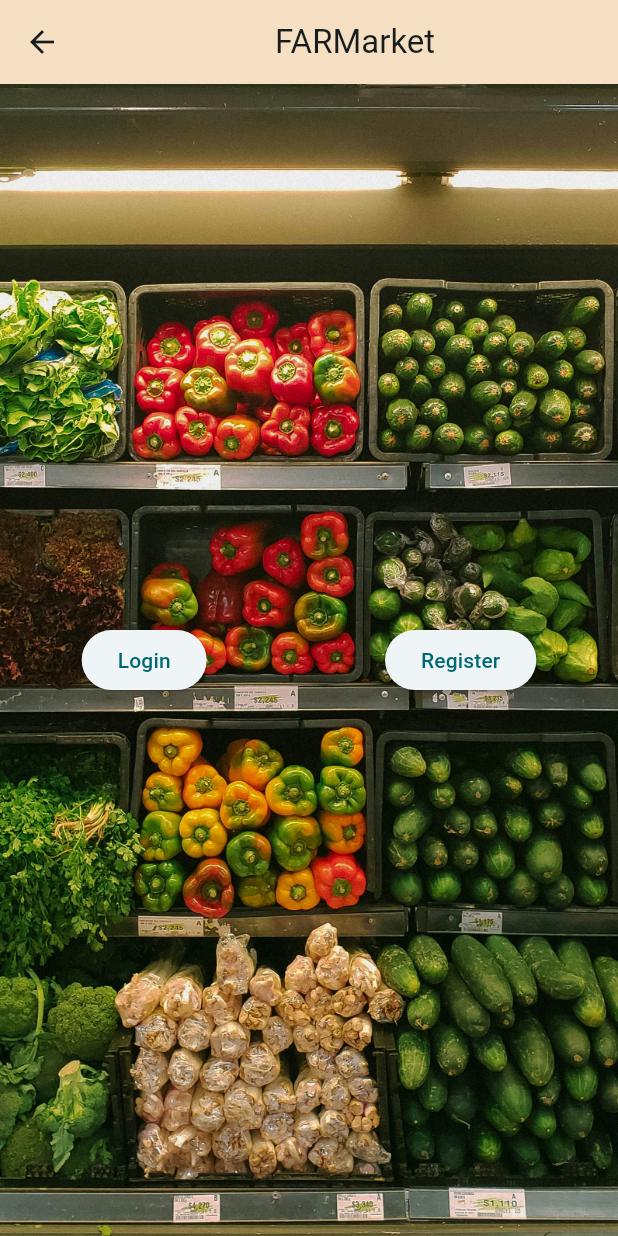
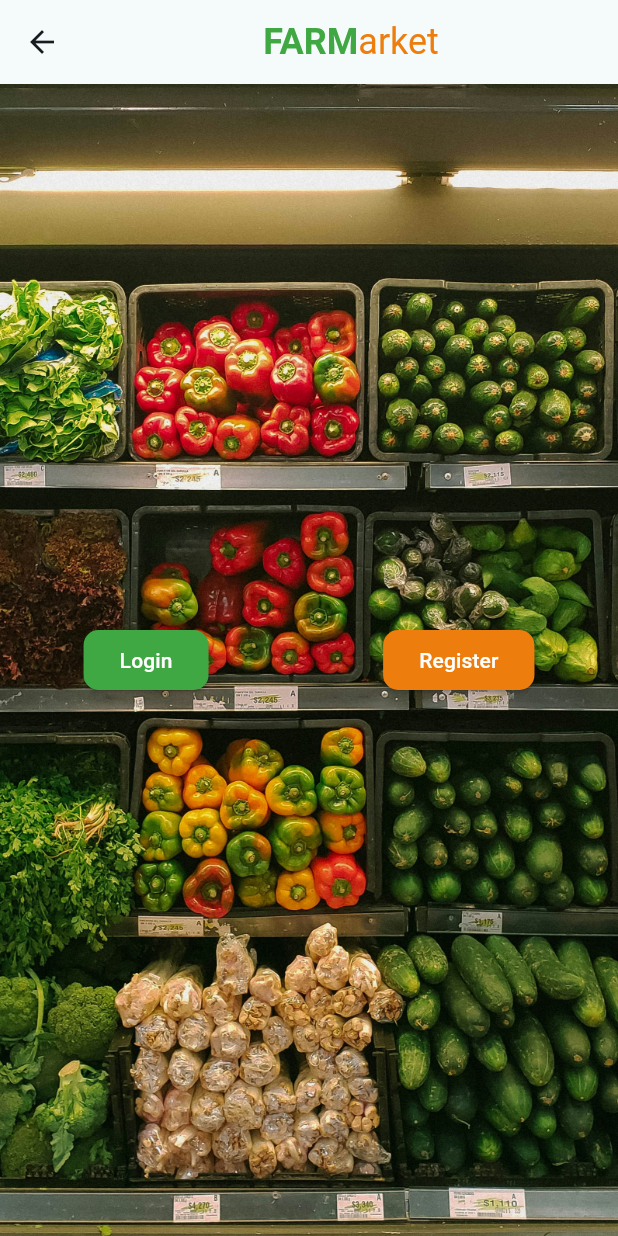
Before and after one commit to Hali57/FARMarket, a Flutter app: the WelcomeScreen screen opened by its route, on a phone screen of 412 x 824 dp. Run offline on Flutter 3.47's test engine with Material 3 defaults, Android fonts, the phone set to English and light mode, and no system bars; our stand-ins replace cloud_firestore, firebase_auth, firebase_core, image_picker; accounts and stored records are empty.

Commit message:
added new styling to the welcome_screen

```diff
--- a/lib/screens/welcome_screen.dart
+++ b/lib/screens/welcome_screen.dart
@@ -9,11 +9,30 @@ class WelcomeScreen extends StatelessWidget {
     return Scaffold(
       backgroundColor: theme.colorScheme.onSecondary,
       appBar: AppBar(
-          backgroundColor: const Color(0xFFF5E0C3),
-          title: const Center(
-              child: Text(
-            ' FARMarket',
-          ))),
+        title: Center(
+          child: RichText(
+            text: const TextSpan(
+              children: [
+                TextSpan(
+                  text: 'FARM',
+                  style: TextStyle(
+                    fontSize: 24.0,
+                    fontWeight: FontWeight.bold,
+                    color: Color(0xff3FA843), // Customize color for "FARM"
+                  ),
+                ),
+                TextSpan(
+                  text: 'arket',
+                  style: TextStyle(
+                    fontSize: 24.0,
+                    color: Color(0xffED7E0D), // Customize color for "arket"
+                  ),
+                ),
+              ],
+            ),
+          ),
+        ),
+      ),
       body: Stack(
         fit: StackFit.expand,
         children: [
@@ -23,7 +42,6 @@ class WelcomeScreen extends StatelessWidget {
           ),
           Center(
             child: Column(
-
               mainAxisAlignment: MainAxisAlignment.spaceEvenly,
               children: [
                 Row(
@@ -31,13 +49,27 @@ class WelcomeScreen extends StatelessWidget {
                   mainAxisAlignment: MainAxisAlignment.spaceEvenly,
                   children: [
                     ElevatedButton(
+                      style: ElevatedButton.styleFrom(
+                        foregroundColor: Colors.white,
+                        backgroundColor: const Color(0xff3FA843),
+                        shape: RoundedRectangleBorder(
+                          borderRadius: BorderRadius.circular(10.0),
+                        ),
+                      ),
                       onPressed: () => {
                         Navigator.pushReplacementNamed(context, '/login'),
                       },
                       child: const Text('Login'),
                     ),
-                    const SizedBox(width: 10),
+                    const SizedBox(width: 5.0),
                     ElevatedButton(
+                      style: ElevatedButton.styleFrom(
+                        foregroundColor: Colors.white,
+                        backgroundColor: const Color(0xffED7E0D),
+                        shape: RoundedRectangleBorder(
+                          borderRadius: BorderRadius.circular(10.0),
+                        ),
+                      ),
                       onPressed: () => {
                         Navigator.pushReplacementNamed(context, '/register'),
                       },
```
